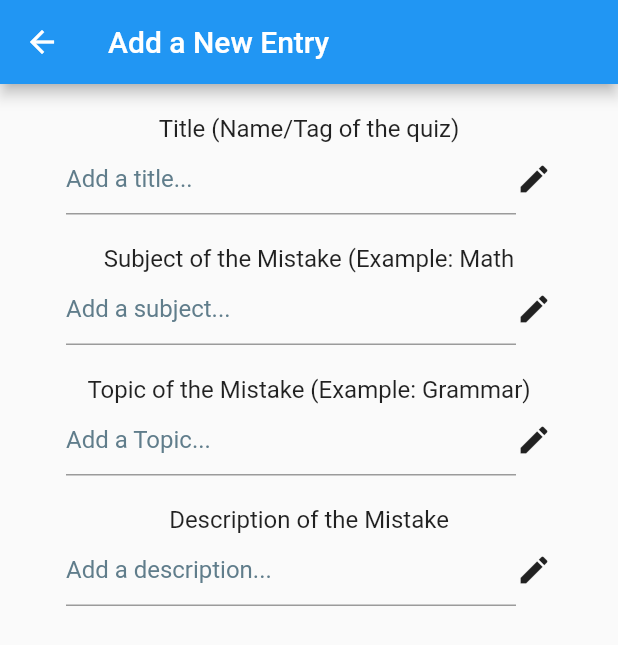
After one commit to Nqile/flutter_mistake_app, a Flutter app: the screen it shows after launch, after a tap on the "add" icon, on a phone screen of 412 x 824 dp. The commit adds this screen. Shown: the top 645 px of the screen. Run offline on Flutter 3.47's test engine with Material 2 defaults, Android fonts, the phone set to English and light mode, and no system bars.

Commit message:
Added add_entry.dart
- has no read/write functionality for now

```diff
--- /dev/null
+++ b/lib/add_entry.dart
@@ -0,0 +1,142 @@
+import 'package:flutter/foundation.dart';
+import 'package:flutter/material.dart';
+
+class add_entry extends StatefulWidget {
+  const add_entry({Key? key}) : super(key: key);
+
+  @override
+  _add_entryState createState() => _add_entryState();
+}
+
+class _add_entryState extends State<add_entry> {
+  TextEditingController _titleInputController = new TextEditingController();
+  TextEditingController _subjectInputController = new TextEditingController();
+  TextEditingController _topicInputController = new TextEditingController();
+  TextEditingController _descInputController = new TextEditingController();
+
+  @override
+  void initState() {
+    super.initState();
+  }
+
+  @override
+  void dispose() {
+    super.dispose();
+    _titleInputController.dispose();
+    _subjectInputController.dispose();
+    _topicInputController.dispose();
+    _descInputController.dispose();
+  }
+
+  @override
+  Widget build(BuildContext context) {
+    return Scaffold(
+      appBar: AppBar(
+        title: Text("Add a New Entry"),
+      ),
+      body: SingleChildScrollView(
+          child: Column(
+        children: <Widget>[
+          Padding(padding: EdgeInsets.only(top: 20.0)),
+          Text("Title (Name/Tag of the quiz)",
+              style: TextStyle(fontSize: 16.0)),
+          Container(
+            child: Row(
+              mainAxisAlignment: MainAxisAlignment.center,
+              children: <Widget>[
+                Container(
+                  child: SizedBox(
+                    width: 300,
+                    child: TextField(
+                      controller: _titleInputController,
+                      decoration: InputDecoration(
+                        hintText: "Add a title...",
+                        hintStyle: TextStyle(color: Colors.blueGrey),
+                      ),
+                    ),
+                  ),
+                ),
+                //enables the user to change their input
+                Icon(Icons.edit),
+              ],
+            ),
+          ),
+          //-------------Subject-------------//
+          Padding(padding: EdgeInsets.only(top: 20.0)),
+          Text("Subject of the Mistake (Example: Math",
+              style: TextStyle(fontSize: 16.0)),
+          Container(
+            child: Row(
+              mainAxisAlignment: MainAxisAlignment.center,
+              children: <Widget>[
+                Container(
+                  child: SizedBox(
+                    width: 300,
+                    child: TextField(
+                      controller: _subjectInputController,
+                      decoration: InputDecoration(
+                        hintText: "Add a subject...",
+                        hintStyle: TextStyle(color: Colors.blueGrey),
+                      ),
+                    ),
+                  ),
+                ),
+                //enables the user to change their input
+                Icon(Icons.edit),
+              ],
+            ),
+          ),
+          //-------------Topic-------------//
+          Padding(padding: EdgeInsets.only(top: 20.0)),
+          Text("Topic of the Mistake (Example: Grammar)",
+              style: TextStyle(fontSize: 16.0)),
+          Container(
+            child: Row(
+              mainAxisAlignment: MainAxisAlignment.center,
+              children: <Widget>[
+                Container(
+                  child: SizedBox(
+                    width: 300,
+                    child: TextField(
+                      controller: _topicInputController,
+                      decoration: InputDecoration(
+                        hintText: "Add a Topic...",
+                        hintStyle: TextStyle(color: Colors.blueGrey),
+                      ),
+                    ),
+                  ),
+                ),
+                //enables the user to change their input
+                Icon(Icons.edit),
+              ],
+            ),
+          ),
+          //-------------Description-------------//
+          Padding(padding: EdgeInsets.only(top: 20.0)),
+          Text("Description of the Mistake", style: TextStyle(fontSize: 16.0)),
+          Container(
+            child: Row(
+              mainAxisAlignment: MainAxisAlignment.center,
+              children: <Widget>[
+                Container(
+                  child: SizedBox(
+                    width: 300,
+                    child: TextField(
+                      controller: _descInputController,
+                      decoration: InputDecoration(
+                        hintText: "Add a description...",
+                        hintStyle: TextStyle(color: Colors.blueGrey),
+                      ),
+                    ),
+                  ),
+                ),
+                //enables the user to change their input
+                Icon(Icons.edit),
+              ],
+            ),
+          ),
+        ],
+      )),
+    );
+  }
+}
--- a/lib/database.dart
+++ b/lib/database.dart
@@ -1,4 +1,4 @@
-// import 'dart:async';
+// import 'dart:io';
 //
 // import 'package:path_provider/path_provider.dart';
 //
--- a/lib/main.dart
+++ b/lib/main.dart
@@ -1,6 +1,7 @@
 import 'package:flutter/material.dart';
 
 import 'Mistake.dart';
+import 'add_entry.dart';
 import 'entry_editor.dart';
 
 void main() {
@@ -63,7 +64,13 @@ class _MyHomePageState extends State<MyHomePage> {
         },
       ),
       floatingActionButton: FloatingActionButton(
-        onPressed: null,
+        onPressed: () {
+          //clicking the card goes to the details of the card yes epic
+          var route = new MaterialPageRoute(
+            builder: (BuildContext context) => new add_entry(),
+          );
+          Navigator.of(context).push(route);
+        },
         tooltip: 'Create a New Entry',
         child: const Icon(Icons.add),
       ), // This trailing comma makes auto-formatting nicer for build methods.
```
